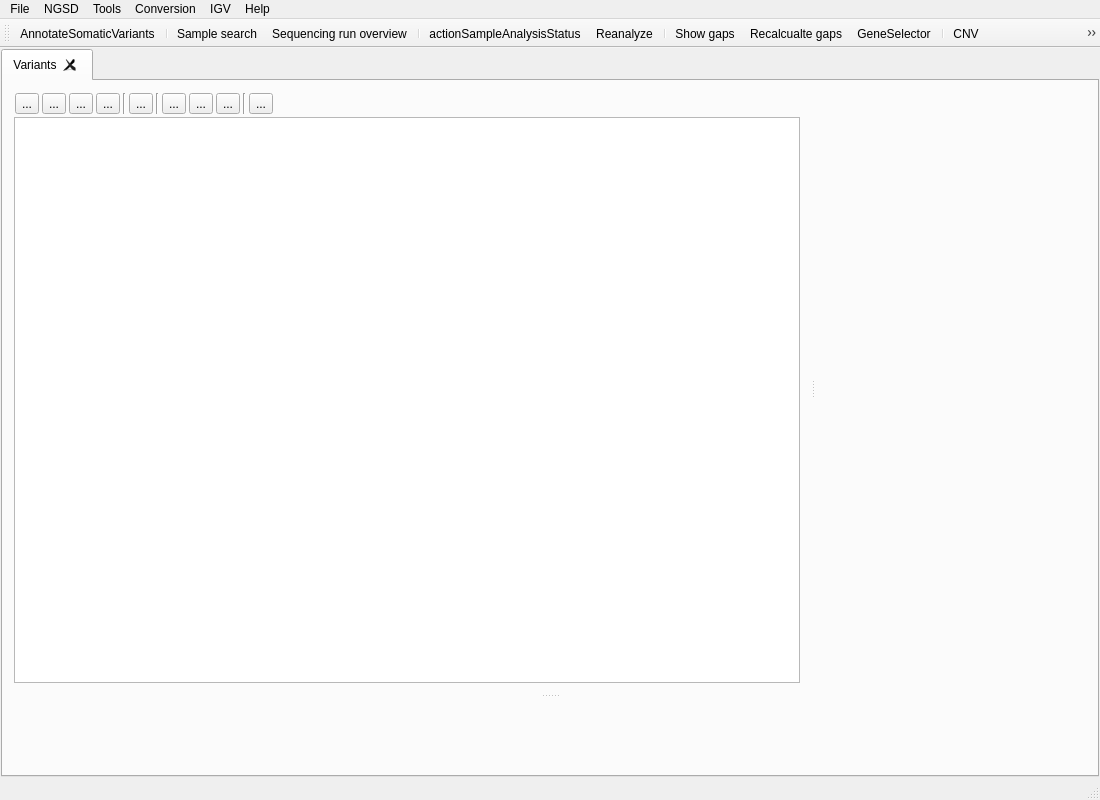
imgag/ngs-bits, file src/GSvar/MainWindow.ui: the form before one commit.
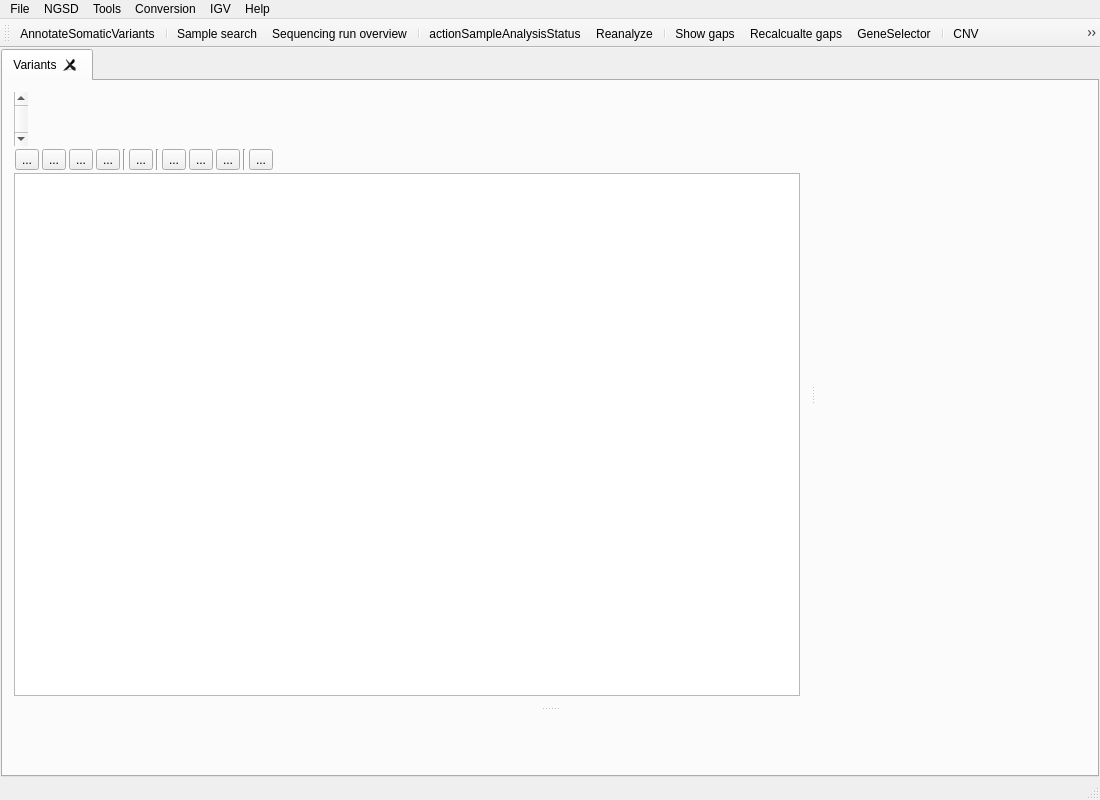
The form after the commit. Icons and pictures are not drawn. Custom widgets are drawn as their Qt base class.

```diff
--- a/src/GSvar/MainWindow.ui
+++ b/src/GSvar/MainWindow.ui
@@ -97,6 +97,13 @@
              <property name="spacing">
               <number>2</number>
              </property>
+             <item>
+              <widget class="QScrollBar" name="verticalScrollBar">
+               <property name="orientation">
+                <enum>Qt::Vertical</enum>
+               </property>
+              </widget>
+             </item>
              <item>
               <widget class="QWidget" name="vars_toolbar" native="true">
                <layout class="QHBoxLayout" name="horizontalLayout">
```
Left out of the diff: 7 changed lines with no effect on the pictures.
